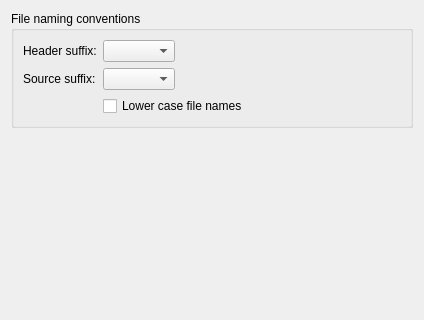
Before: the Qt Designer form src/plugins/cpptools/cppfilesettingspage.ui in qt-creator/qt-creator, drawn with Qt 5; both pictures show x 0 to 424 and y 0 to 320 of the 424 by 503 pixel window.
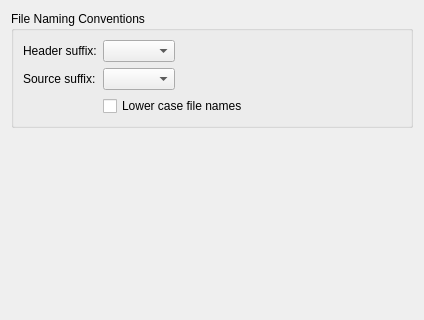
After: the same form once the commit is applied.

```diff
--- a/src/plugins/cpptools/cppfilesettingspage.ui
+++ b/src/plugins/cpptools/cppfilesettingspage.ui
@@ -19,8 +19,8 @@
        <verstretch>0</verstretch>
       </sizepolicy>
      </property>
-     <property name="title" >
-      <string>File naming conventions</string>
+     <property name="title">
+      <string>File Naming Conventions</string>
      </property>
      <layout class="QFormLayout" name="formLayout" >
       <property name="fieldGrowthPolicy" >
```
Left out of the diff: 50 changed lines with no effect on the pictures.
